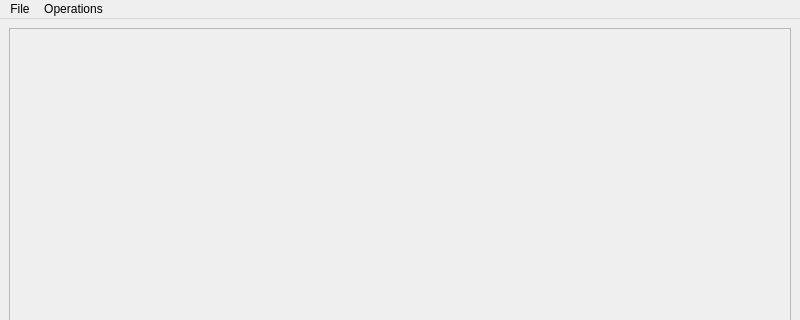
Qt form mainwindow.ui (UdbhavU/PasswordManager) before a commit; both pictures show x 0 to 800 and y 0 to 320 of the 800 by 600 pixel window.
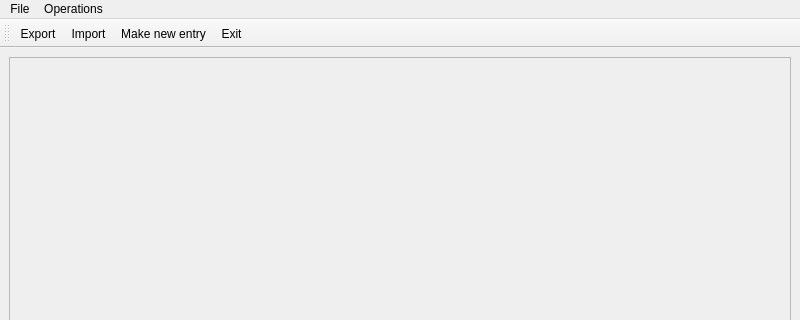
The same form after that commit. Icons and pictures are not drawn.

Patch:
```diff
--- a/mainwindow.ui
+++ b/mainwindow.ui
@@ -28,7 +28,7 @@
            <x>0</x>
            <y>0</y>
            <width>778</width>
-           <height>536</height>
+           <height>495</height>
           </rect>
          </property>
         </widget>
@@ -67,6 +67,21 @@
    <addaction name="menuOperations"/>
   </widget>
   <widget class="QStatusBar" name="statusbar"/>
+  <widget class="QToolBar" name="toolBar">
+   <property name="windowTitle">
+    <string>toolBar</string>
+   </property>
+   <attribute name="toolBarArea">
+    <enum>TopToolBarArea</enum>
+   </attribute>
+   <attribute name="toolBarBreak">
+    <bool>false</bool>
+   </attribute>
+   <addaction name="actionExport"/>
+   <addaction name="actionImport"/>
+   <addaction name="actionMake_new_entry"/>
+   <addaction name="actionExit"/>
+  </widget>
   <action name="actionExport">
    <property name="text">
     <string>Export</string>
```
Left out of the diff: 22 changed lines with no effect on the pictures.
